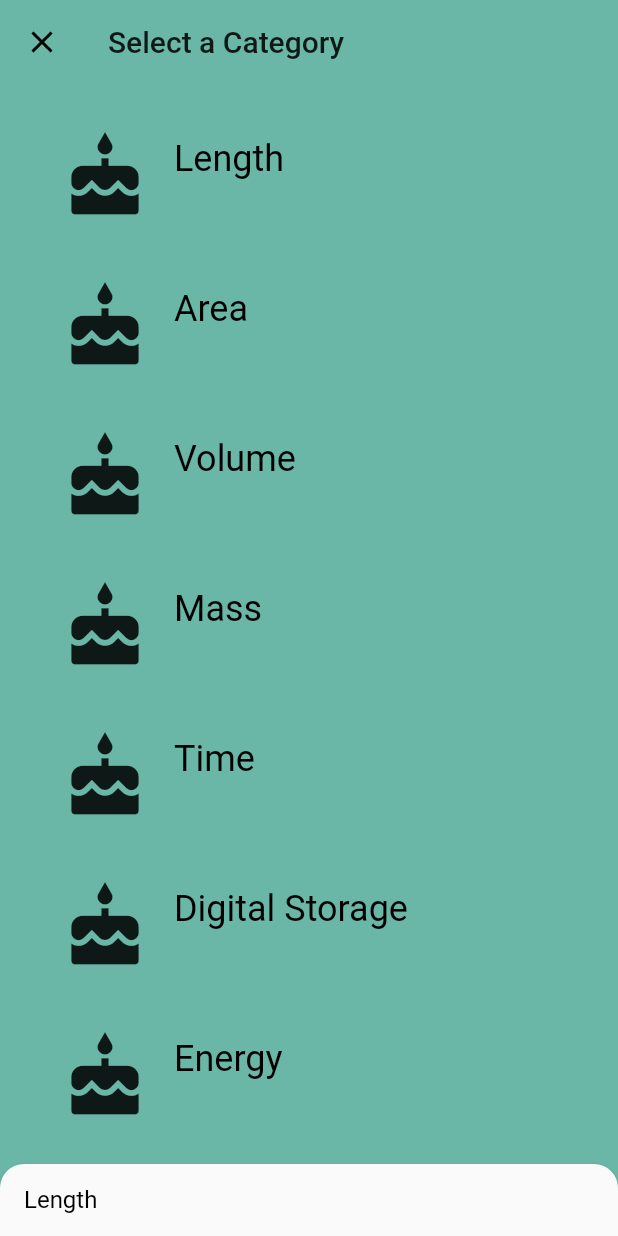
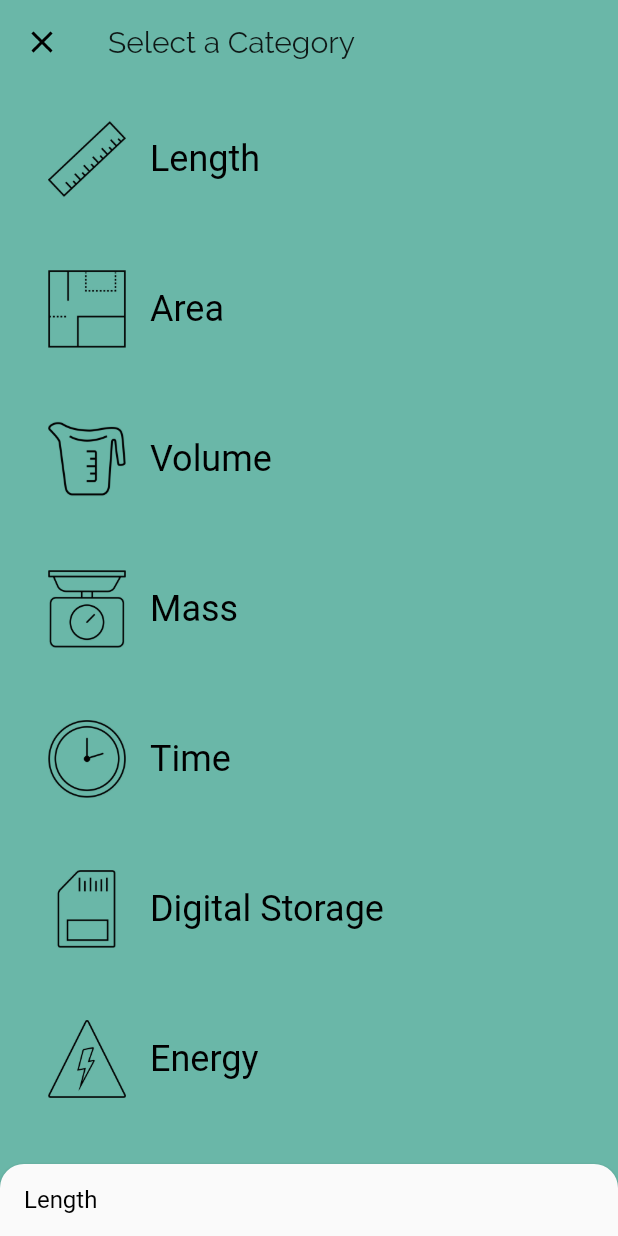
Before and after one commit to Bhavyakala/Flutter_udacity, a Flutter app: the screen it shows after launch, on a phone screen of 412 x 824 dp. Run offline on Flutter 3.47's test engine with Material 2 defaults, Android fonts, the phone set to English and light mode, and no system bars.

Commit message:
Added custom fonts and icons

```diff
--- a/lib/category.dart
+++ b/lib/category.dart
@@ -8,12 +8,13 @@ class Category {
   final String categoryName;
   final ColorSwatch color;
   final List<Unit> units;
-  final categoryIcon;
+  final String categoryIcon;
 
   const Category({
     @required this.categoryName,
     @required this.categoryIcon,
-    @required this.units, this.color,
+    @required this.units,
+    @required this.color,
   }): assert(categoryName!=null),
       assert(color!=null),
       assert(categoryIcon!=null),
--- a/lib/category_route.dart
+++ b/lib/category_route.dart
@@ -20,17 +20,6 @@ class _CategoryRouteState extends State<CategoryRoute> {
   final _categories  = <Category>[];
   Category _currentCategory;
   Category _defaultCategory;
-
-  // static const _categoryNames = <String>[
-  //   'Length',
-  //   'Area',
-  //   'Volume',
-  //   'Mass',
-  //   'Time',
-  //   'Digital Storage',
-  //   'Energy',
-  //   'Currency',
-  // ];
 
   static const _baseColors = <ColorSwatch>[
     ColorSwatch(0xFF6AB7A8, {
@@ -68,6 +57,17 @@ class _CategoryRouteState extends State<CategoryRoute> {
     }),
   ];
 
+  static const _icons = <String>[
+    'assets/icons/length.png',
+    'assets/icons/area.png',
+    'assets/icons/volume.png',
+    'assets/icons/mass.png',
+    'assets/icons/time.png',
+    'assets/icons/digital_storage.png',
+    'assets/icons/power.png',
+    'assets/icons/currency.png',
+  ];
+
   // @override
   // @mustCallSuper
   // void initState() {
@@ -86,6 +86,7 @@ class _CategoryRouteState extends State<CategoryRoute> {
   //   }
   // }
 
+  // ignore: todo
   // TODO: Uncomment this out. We use didChangeDependencies() so that we can
   // wait for our JSON asset to be loaded in (async).
   @override
@@ -113,7 +114,7 @@ class _CategoryRouteState extends State<CategoryRoute> {
       // print(units);
       var category  = Category(
         categoryName: key,
-        categoryIcon: Icons.cake,
+        categoryIcon: _icons[categoryIndex],
         units: units,
         color: _baseColors[categoryIndex],
       );
--- a/lib/category_tile.dart
+++ b/lib/category_tile.dart
@@ -56,11 +56,9 @@ class CategoryTile extends StatelessWidget {
 
     return Material(
       color: Colors.transparent,
-
       child: Container(
         height: _rowHeight,
-        padding: EdgeInsets.all(8.0),
-
+        // padding: EdgeInsets.all(8.0),
         child : InkWell(
           splashColor: this.category.color['splash'],
           highlightColor: this.category.color['highlight'],
@@ -76,10 +74,7 @@ class CategoryTile extends StatelessWidget {
               children: [
                 Padding(
                   padding: EdgeInsets.all(16.0),
-                  child: Icon(
-                    this.category.categoryIcon,
-                    size: 60.0
-                  ),
+                  child: Image.asset(category.categoryIcon),
                 ),
 
                 Center(
--- a/lib/main.dart
+++ b/lib/main.dart
@@ -23,6 +23,7 @@ class UnitConverterApp extends StatelessWidget {
       debugShowCheckedModeBanner: false,
       title: 'Unit Converter',
       theme: ThemeData(
+        fontFamily: 'Raleway',
         textTheme: Theme.of(context).textTheme.apply(
           bodyColor: Colors.black,
           displayColor: Colors.grey[600],
```
Also changed, not shown: pubspec.yaml (+12 -1 lines), assets/Raleway-Regular.ttf (added), assets/icons/area.png (added), assets/icons/currency.png (added), assets/icons/digital_storage.png (added), assets/icons/length.png (added), assets/icons/mass.png (added), assets/icons/power.png (added), assets/icons/time.png (added), assets/icons/volume.png (added).
